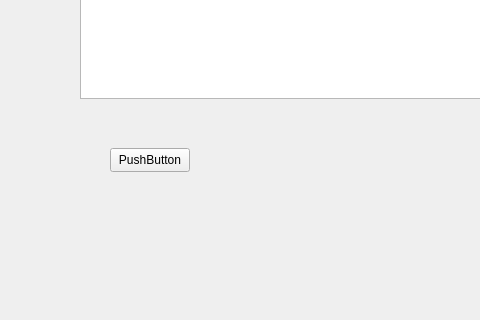
This is graph/mainwindow.ui in artopeur/olio-ohjelmointi as Qt 5 draws it before an edit; both pictures show x 0 to 480 and y 102 to 422 of the 800 by 600 pixel window. The edited form follows.
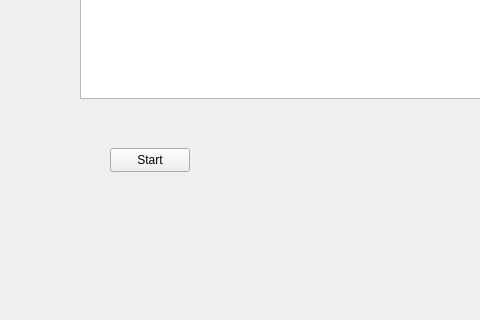
This is the edited form.

What changed in the file:
```diff
--- a/graph/mainwindow.ui
+++ b/graph/mainwindow.ui
@@ -24,7 +24,7 @@
      </rect>
     </property>
     <property name="text">
-     <string>PushButton</string>
+     <string>Start</string>
     </property>
    </widget>
    <widget class="QTextEdit" name="myTextBoxTest">
```
Left out of the diff: 2 changed lines with no effect on the pictures.
